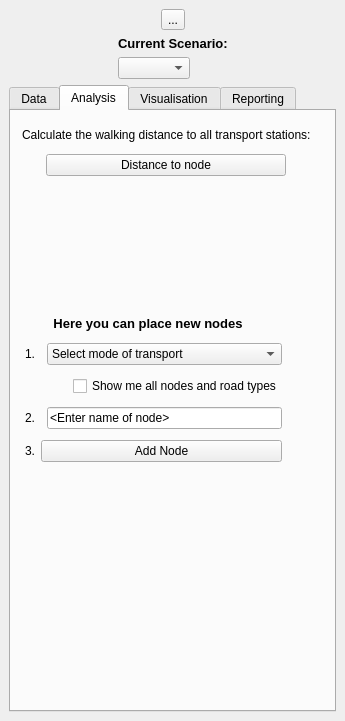
Old version of the form PASCAL2/spatial_decision_dockwidget_base.ui in the repository SimonGriffioen/GEO1005.
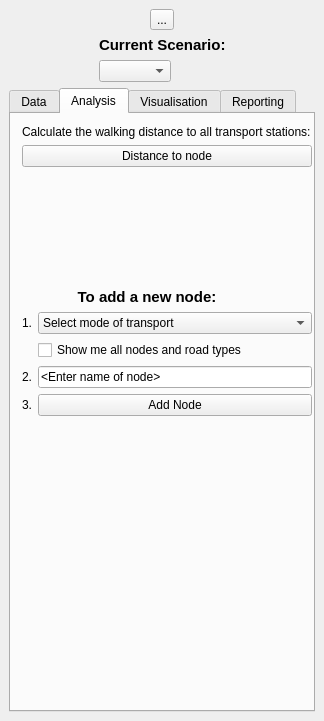
New version of the form. The open tabs and pages were chosen to show the change.

What changed in the file:
```diff
--- a/PASCAL2/spatial_decision_dockwidget_base.ui
+++ b/PASCAL2/spatial_decision_dockwidget_base.ui
@@ -6,7 +6,7 @@
    <rect>
     <x>0</x>
     <y>0</y>
-    <width>345</width>
+    <width>324</width>
     <height>721</height>
    </rect>
   </property>
@@ -95,7 +95,7 @@
           <property name="font">
            <font>
             <family>MS Shell Dlg 2</family>
-            <pointsize>10</pointsize>
+            <pointsize>11</pointsize>
             <weight>75</weight>
             <italic>false</italic>
             <bold>true</bold>
@@ -352,50 +352,17 @@
        <attribute name="title">
         <string>Analysis</string>
        </attribute>
-       <widget class="QLabel" name="label_9">
+       <widget class="QLabel" name="label">
         <property name="geometry">
          <rect>
-          <x>12</x>
-          <y>204</y>
-          <width>250</width>
+          <x>15</x>
+          <y>268</y>
+          <width>16</width>
           <height>16</height>
          </rect>
         </property>
-        <property name="sizePolicy">
-         <sizepolicy hsizetype="Fixed" vsizetype="Preferred">
-          <horstretch>0</horstretch>
-          <verstretch>0</verstretch>
-         </sizepolicy>
-        </property>
-        <property name="minimumSize">
-         <size>
-          <width>250</width>
-          <height>0</height>
-         </size>
-        </property>
-        <property name="maximumSize">
-         <size>
-          <width>16777215</width>
-          <height>16777215</height>
-         </size>
-        </property>
-        <property name="font">
-         <font>
-          <family>MS Shell Dlg 2</family>
-          <pointsize>10</pointsize>
-          <weight>75</weight>
-          <italic>false</italic>
-          <bold>true</bold>
-         </font>
-        </property>
-        <property name="styleSheet">
-         <string notr="true">font: bold 10pt &quot;MS Shell Dlg 2&quot;;</string>
-        </property>
         <property name="text">
-         <string>Here you can place new nodes</string>
-        </property>
-        <property name="alignment">
-         <set>Qt::AlignCenter</set>
+         <string/>
         </property>
        </widget>
        <widget class="QWidget" name="">
@@ -403,13 +370,21 @@
          <rect>
           <x>11</x>
           <y>11</y>
-          <width>288</width>
-          <height>54</height>
+          <width>290</width>
+          <height>291</height>
          </rect>
         </property>
+        <layout class="QVBoxLayout" name="verticalLayout_5">
+         <item>
         <layout class="QVBoxLayout" name="verticalLayout_7">
          <item>
           <widget class="QLabel" name="label_10">
+             <property name="sizePolicy">
+              <sizepolicy hsizetype="Preferred" vsizetype="Preferred">
+               <horstretch>0</horstretch>
+               <verstretch>0</verstretch>
+              </sizepolicy>
+             </property>
            <property name="styleSheet">
             <string notr="true">font: bold 10pt &quot;MS Shell Dlg 2&quot;;</string>
            </property>
@@ -420,30 +395,17 @@
          </item>
          <item>
           <layout class="QHBoxLayout" name="horizontalLayout_6">
-           <item>
-            <spacer name="horizontalSpacer_5">
-             <property name="orientation">
-              <enum>Qt::Horizontal</enum>
-             </property>
-             <property name="sizeHint" stdset="0">
-              <size>
-               <width>13</width>
-               <height>20</height>
-              </size>
-             </property>
-            </spacer>
-           </item>
            <item>
             <widget class="QPushButton" name="stationDistanceButton">
              <property name="sizePolicy">
-              <sizepolicy hsizetype="Fixed" vsizetype="Fixed">
+                <sizepolicy hsizetype="Preferred" vsizetype="Preferred">
                <horstretch>0</horstretch>
                <verstretch>0</verstretch>
               </sizepolicy>
              </property>
              <property name="minimumSize">
               <size>
-               <width>240</width>
+                 <width>0</width>
                <height>0</height>
               </size>
              </property>
@@ -455,49 +417,79 @@
              </property>
             </widget>
            </item>
+            </layout>
+           </item>
+          </layout>
+         </item>
            <item>
-            <spacer name="horizontalSpacer_6">
+          <spacer name="verticalSpacer">
              <property name="orientation">
-              <enum>Qt::Horizontal</enum>
+            <enum>Qt::Vertical</enum>
              </property>
              <property name="sizeHint" stdset="0">
               <size>
-               <width>13</width>
-               <height>20</height>
+             <width>20</width>
+             <height>68</height>
               </size>
              </property>
             </spacer>
            </item>
-          </layout>
-         </item>
-        </layout>
-       </widget>
-       <widget class="QWidget" name="">
-        <property name="geometry">
-         <rect>
-          <x>14</x>
-          <y>227</y>
-          <width>257</width>
-          <height>132</height>
-         </rect>
-        </property>
-        <layout class="QVBoxLayout" name="verticalLayout_5">
-         <item>
-          <layout class="QHBoxLayout" name="horizontalLayout_3">
-           <item>
+         <item>
+          <layout class="QFormLayout" name="formLayout">
+           <item row="0" column="0" colspan="2">
+            <widget class="QLabel" name="label_9">
+             <property name="sizePolicy">
+              <sizepolicy hsizetype="Fixed" vsizetype="Preferred">
+               <horstretch>0</horstretch>
+               <verstretch>0</verstretch>
+              </sizepolicy>
+             </property>
+             <property name="minimumSize">
+              <size>
+               <width>250</width>
+               <height>0</height>
+              </size>
+             </property>
+             <property name="maximumSize">
+              <size>
+               <width>16777215</width>
+               <height>16777215</height>
+              </size>
+             </property>
+             <property name="font">
+              <font>
+               <family>MS Shell Dlg 2</family>
+               <pointsize>11</pointsize>
+               <weight>75</weight>
+               <italic>false</italic>
+               <bold>true</bold>
+              </font>
+             </property>
+             <property name="styleSheet">
+              <string notr="true">font: bold 11pt &quot;MS Shell Dlg 2&quot;;</string>
+             </property>
+             <property name="text">
+              <string>&lt;html&gt;&lt;head/&gt;&lt;body&gt;&lt;p&gt;To add a new node:&lt;/p&gt;&lt;/body&gt;&lt;/html&gt;</string>
+             </property>
+             <property name="alignment">
+              <set>Qt::AlignCenter</set>
+             </property>
+            </widget>
+           </item>
+           <item row="2" column="0">
             <widget class="QLabel" name="label_6">
              <property name="text">
               <string>1.</string>
              </property>
             </widget>
            </item>
-           <item>
+           <item row="2" column="1">
             <widget class="QComboBox" name="selectTransportCombo">
              <property name="enabled">
               <bool>true</bool>
              </property>
              <property name="sizePolicy">
-              <sizepolicy hsizetype="Fixed" vsizetype="Fixed">
+              <sizepolicy hsizetype="Expanding" vsizetype="Fixed">
                <horstretch>0</horstretch>
                <verstretch>0</verstretch>
               </sizepolicy>
@@ -543,57 +535,17 @@
              </item>
             </widget>
            </item>
-          </layout>
-         </item>
-         <item>
-          <layout class="QHBoxLayout" name="horizontalLayout_7">
-           <item>
-            <widget class="QLabel" name="label">
-             <property name="text">
-              <string>  </string>
-             </property>
-            </widget>
-           </item>
-           <item>
-            <widget class="QCheckBox" name="visibilityCheckBox">
-             <property name="sizePolicy">
-              <sizepolicy hsizetype="Minimum" vsizetype="Fixed">
-               <horstretch>0</horstretch>
-               <verstretch>0</verstretch>
-              </sizepolicy>
-             </property>
-             <property name="minimumSize">
-              <size>
-               <width>200</width>
-               <height>0</height>
-              </size>
-             </property>
-             <property name="layoutDirection">
-              <enum>Qt::LeftToRight</enum>
-             </property>
-             <property name="styleSheet">
-              <string notr="true">font: bold 10pt &quot;MS Shell Dlg 2&quot;;</string>
-             </property>
-             <property name="text">
-              <string>Show me all nodes and road types</string>
-             </property>
-            </widget>
-           </item>
-          </layout>
-         </item>
-         <item>
-          <layout class="QHBoxLayout" name="horizontalLayout_4">
-           <item>
+           <item row="4" column="0">
             <widget class="QLabel" name="label_7">
              <property name="text">
               <string>2.</string>
              </property>
             </widget>
            </item>
-           <item>
+           <item row="4" column="1">
             <widget class="QLineEdit" name="stopNameEdit">
              <property name="sizePolicy">
-              <sizepolicy hsizetype="Fixed" vsizetype="Fixed">
+              <sizepolicy hsizetype="Expanding" vsizetype="Fixed">
                <horstretch>0</horstretch>
                <verstretch>0</verstretch>
               </sizepolicy>
@@ -612,28 +564,24 @@
              </property>
             </widget>
            </item>
-          </layout>
-         </item>
-         <item>
-          <layout class="QHBoxLayout" name="horizontalLayout_5">
-           <item>
+           <item row="6" column="0">
             <widget class="QLabel" name="label_8">
              <property name="text">
               <string>3.</string>
              </property>
             </widget>
            </item>
-           <item>
+           <item row="6" column="1">
             <widget class="QPushButton" name="addNodesButton">
              <property name="sizePolicy">
-              <sizepolicy hsizetype="Fixed" vsizetype="Fixed">
+              <sizepolicy hsizetype="MinimumExpanding" vsizetype="Preferred">
                <horstretch>0</horstretch>
                <verstretch>0</verstretch>
               </sizepolicy>
              </property>
              <property name="minimumSize">
               <size>
-               <width>241</width>
+               <width>0</width>
                <height>0</height>
               </size>
              </property>
@@ -645,6 +593,31 @@
              </property>
             </widget>
            </item>
+           <item row="3" column="1">
+            <widget class="QCheckBox" name="visibilityCheckBox">
+             <property name="sizePolicy">
+              <sizepolicy hsizetype="Expanding" vsizetype="Fixed">
+               <horstretch>0</horstretch>
+               <verstretch>0</verstretch>
+              </sizepolicy>
+             </property>
+             <property name="minimumSize">
+              <size>
+               <width>200</width>
+               <height>0</height>
+              </size>
+             </property>
+             <property name="layoutDirection">
+              <enum>Qt::LeftToRight</enum>
+             </property>
+             <property name="styleSheet">
+              <string notr="true">font: bold 10pt &quot;MS Shell Dlg 2&quot;;</string>
+             </property>
+             <property name="text">
+              <string>Show me all nodes and road types</string>
+             </property>
+            </widget>
+           </item>
           </layout>
          </item>
         </layout>
@@ -715,6 +688,23 @@
           </widget>
          </item>
          <item>
+          <layout class="QHBoxLayout" name="horizontalLayout_3">
+           <item>
+            <spacer name="horizontalSpacer_5">
+             <property name="orientation">
+              <enum>Qt::Horizontal</enum>
+             </property>
+             <property name="sizeHint" stdset="0">
+              <size>
+               <width>40</width>
+               <height>20</height>
+              </size>
+             </property>
+            </spacer>
+           </item>
+           <item>
+            <layout class="QVBoxLayout" name="verticalLayout_6">
+             <item>
           <widget class="QLabel" name="label_11">
            <property name="text">
             <string>Distance in meters:</string>
@@ -732,7 +722,27 @@
            <property name="text">
             <string>500</string>
            </property>
-          </widget>
+               <property name="alignment">
+                <set>Qt::AlignCenter</set>
+               </property>
+              </widget>
+             </item>
+            </layout>
+           </item>
+           <item>
+            <spacer name="horizontalSpacer_6">
+             <property name="orientation">
+              <enum>Qt::Horizontal</enum>
+             </property>
+             <property name="sizeHint" stdset="0">
+              <size>
+               <width>40</width>
+               <height>20</height>
+              </size>
+             </property>
+            </spacer>
+           </item>
+          </layout>
          </item>
         </layout>
        </widget>
```
Left out of the diff: 31 changed lines with no effect on the pictures. Lines whose indentation alone changed are shown as unchanged.
